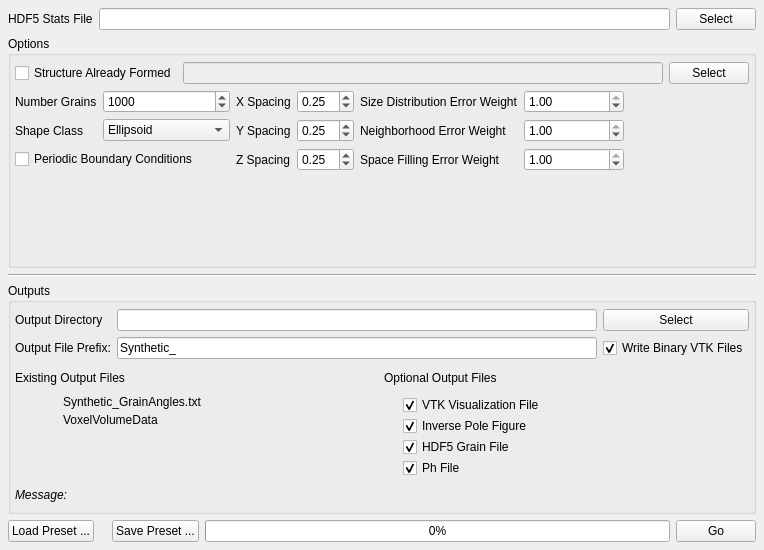
Old version of the form Source/UIPlugins/GrainGenerator/GrainGeneratorWidget.ui in the repository BlueQuartzSoftware/DREAM3D.
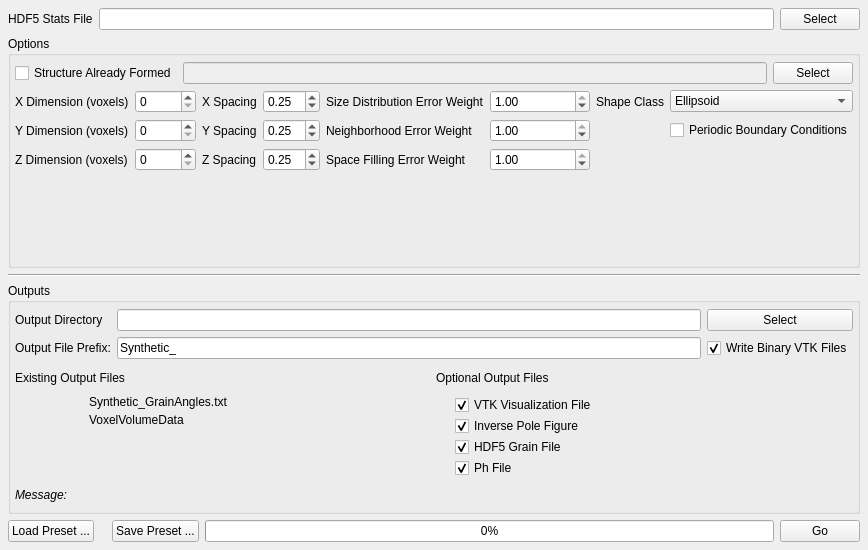
New version of the form. Icons and pictures are not drawn. Custom widgets are drawn as their Qt base class.

Commit message: converting the grain generator to take dimensions as an input rather than number of grains

What changed in the file:
```diff
--- a/Source/UIPlugins/GrainGenerator/GrainGeneratorWidget.ui
+++ b/Source/UIPlugins/GrainGenerator/GrainGeneratorWidget.ui
@@ -89,7 +89,7 @@
       </item>
       <item>
        <layout class="QGridLayout" name="gridLayout_7">
-        <item row="0" column="6" rowspan="4">
+        <item row="0" column="9" rowspan="4">
          <spacer name="horizontalSpacer">
           <property name="orientation">
            <enum>Qt::Horizontal</enum>
@@ -103,65 +103,44 @@
          </spacer>
         </item>
         <item row="0" column="0">
-         <widget class="QLabel" name="label_22">
+         <widget class="QLabel" name="label">
           <property name="text">
-           <string>Number Grains</string>
-          </property>
-         </widget>
-        </item>
-        <item row="0" column="1">
-         <widget class="QSpinBox" name="m_NumGrains">
-          <property name="maximum">
-           <number>10000000</number>
-          </property>
-          <property name="singleStep">
-           <number>100</number>
-          </property>
-          <property name="value">
-           <number>1000</number>
+           <string>X Dimension (voxels)</string>
           </property>
          </widget>
         </item>
         <item row="1" column="0">
-         <widget class="QLabel" name="label_20">
+         <widget class="QLabel" name="label_6">
           <property name="text">
-           <string>Shape Class</string>
+           <string>Y Dimension (voxels)</string>
+          </property>
+         </widget>
+        </item>
+        <item row="2" column="0">
+         <widget class="QLabel" name="label_7">
+          <property name="text">
+           <string>Z Dimension (voxels)</string>
+          </property>
+         </widget>
+        </item>
+        <item row="2" column="1">
+         <widget class="QSpinBox" name="m_ZPoints">
+          <property name="maximum">
+           <number>10000</number>
           </property>
          </widget>
         </item>
         <item row="1" column="1">
-         <widget class="QComboBox" name="m_ShapeClass">
-          <item>
-           <property name="text">
-            <string>Ellipsoid</string>
-           </property>
-          </item>
-          <item>
-           <property name="text">
-            <string>Super-Ellipsoid</string>
-           </property>
-          </item>
-          <item>
-           <property name="text">
-            <string>Cube-Octahedron</string>
-           </property>
-          </item>
-         </widget>
-        </item>
-        <item row="1" column="2">
-         <widget class="QLabel" name="label_18">
-          <property name="text">
-           <string>Y Spacing</string>
+         <widget class="QSpinBox" name="m_YPoints">
+          <property name="maximum">
+           <number>10000</number>
           </property>
          </widget>
         </item>
-        <item row="1" column="3">
-         <widget class="QDoubleSpinBox" name="m_ZResolution">
-          <property name="singleStep">
-           <double>0.250000000000000</double>
-          </property>
-          <property name="value">
-           <double>0.250000000000000</double>
+        <item row="0" column="1">
+         <widget class="QSpinBox" name="m_XPoints">
+          <property name="maximum">
+           <number>10000</number>
           </property>
          </widget>
         </item>
@@ -172,6 +151,20 @@
           </property>
          </widget>
         </item>
+        <item row="1" column="2">
+         <widget class="QLabel" name="label_18">
+          <property name="text">
+           <string>Y Spacing</string>
+          </property>
+         </widget>
+        </item>
+        <item row="2" column="2">
+         <widget class="QLabel" name="label_16">
+          <property name="text">
+           <string>Z Spacing</string>
+          </property>
+         </widget>
+        </item>
         <item row="0" column="3">
          <widget class="QDoubleSpinBox" name="m_XResolution">
           <property name="singleStep">
@@ -182,6 +175,16 @@
           </property>
          </widget>
         </item>
+        <item row="1" column="3">
+         <widget class="QDoubleSpinBox" name="m_ZResolution">
+          <property name="singleStep">
+           <double>0.250000000000000</double>
+          </property>
+          <property name="value">
+           <double>0.250000000000000</double>
+          </property>
+         </widget>
+        </item>
         <item row="2" column="3">
          <widget class="QDoubleSpinBox" name="m_YResolution">
           <property name="singleStep">
@@ -192,65 +195,6 @@
           </property>
          </widget>
         </item>
-        <item row="2" column="2">
-         <widget class="QLabel" name="label_16">
-          <property name="text">
-           <string>Z Spacing</string>
-          </property>
-         </widget>
-        </item>
-        <item row="0" column="4">
-         <widget class="QLabel" name="label_4">
-          <property name="text">
-           <string>Size Distribution Error Weight</string>
-          </property>
-         </widget>
-        </item>
-        <item row="0" column="5">
-         <widget class="QDoubleSpinBox" name="m_SizeDistErrorWeight">
-          <property name="minimumSize">
-           <size>
-            <width>100</width>
-            <height>0</height>
-           </size>
-          </property>
-          <property name="maximum">
-           <double>1.000000000000000</double>
-          </property>
-          <property name="singleStep">
-           <double>0.100000000000000</double>
-          </property>
-          <property name="value">
-           <double>1.000000000000000</double>
-          </property>
-         </widget>
-        </item>
-        <item row="1" column="4">
-         <widget class="QLabel" name="label_3">
-          <property name="text">
-           <string>Neighborhood Error Weight</string>
-          </property>
-         </widget>
-        </item>
-        <item row="1" column="5">
-         <widget class="QDoubleSpinBox" name="m_NeighborhoodErrorWeight">
-          <property name="minimumSize">
-           <size>
-            <width>100</width>
-            <height>0</height>
-           </size>
-          </property>
-          <property name="maximum">
-           <double>1.000000000000000</double>
-          </property>
-          <property name="singleStep">
-           <double>0.100000000000000</double>
-          </property>
-          <property name="value">
-           <double>1.000000000000000</double>
-          </property>
-         </widget>
-        </item>
         <item row="2" column="4">
          <widget class="QLabel" name="label_55">
           <property name="text">
@@ -258,7 +202,7 @@
           </property>
          </widget>
         </item>
-        <item row="2" column="5">
+        <item row="2" column="6">
          <widget class="QDoubleSpinBox" name="m_FillingErrorWeight">
           <property name="minimumSize">
            <size>
@@ -277,7 +221,85 @@
           </property>
          </widget>
         </item>
-        <item row="2" column="0" colspan="2">
+        <item row="1" column="6">
+         <widget class="QDoubleSpinBox" name="m_NeighborhoodErrorWeight">
+          <property name="minimumSize">
+           <size>
+            <width>100</width>
+            <height>0</height>
+           </size>
+          </property>
+          <property name="maximum">
+           <double>1.000000000000000</double>
+          </property>
+          <property name="singleStep">
+           <double>0.100000000000000</double>
+          </property>
+          <property name="value">
+           <double>1.000000000000000</double>
+          </property>
+         </widget>
+        </item>
+        <item row="1" column="4">
+         <widget class="QLabel" name="label_3">
+          <property name="text">
+           <string>Neighborhood Error Weight</string>
+          </property>
+         </widget>
+        </item>
+        <item row="0" column="4">
+         <widget class="QLabel" name="label_4">
+          <property name="text">
+           <string>Size Distribution Error Weight</string>
+          </property>
+         </widget>
+        </item>
+        <item row="0" column="6">
+         <widget class="QDoubleSpinBox" name="m_SizeDistErrorWeight">
+          <property name="minimumSize">
+           <size>
+            <width>100</width>
+            <height>0</height>
+           </size>
+          </property>
+          <property name="maximum">
+           <double>1.000000000000000</double>
+          </property>
+          <property name="singleStep">
+           <double>0.100000000000000</double>
+          </property>
+          <property name="value">
+           <double>1.000000000000000</double>
+          </property>
+         </widget>
+        </item>
+        <item row="0" column="7">
+         <widget class="QLabel" name="label_20">
+          <property name="text">
+           <string>Shape Class</string>
+          </property>
+         </widget>
+        </item>
+        <item row="0" column="8">
+         <widget class="QComboBox" name="m_ShapeClass">
+          <item>
+           <property name="text">
+            <string>Ellipsoid</string>
+           </property>
+          </item>
+          <item>
+           <property name="text">
+            <string>Super-Ellipsoid</string>
+           </property>
+          </item>
+          <item>
+           <property name="text">
+            <string>Cube-Octahedron</string>
+           </property>
+          </item>
+         </widget>
+        </item>
+        <item row="1" column="8">
          <widget class="QCheckBox" name="m_PeriodicBoundaryConditions">
           <property name="text">
            <string>Periodic Boundary Conditions</string>
```
Left out of the diff: 1 changed line with no effect on the pictures. The commit also changes 7 other files.
